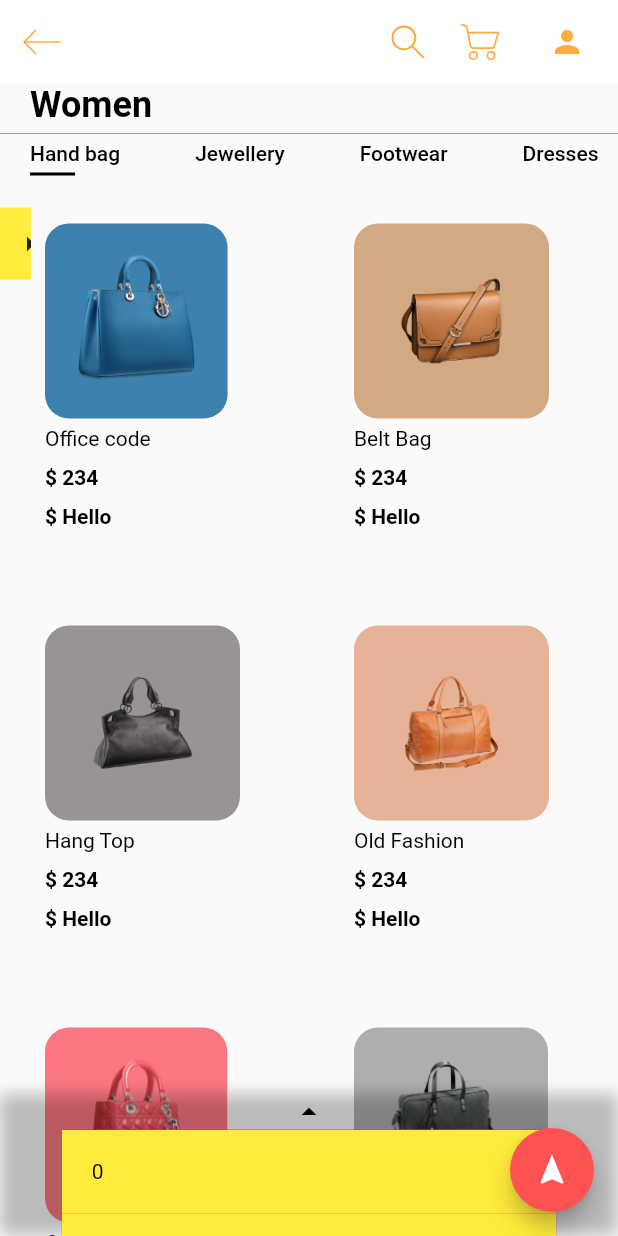
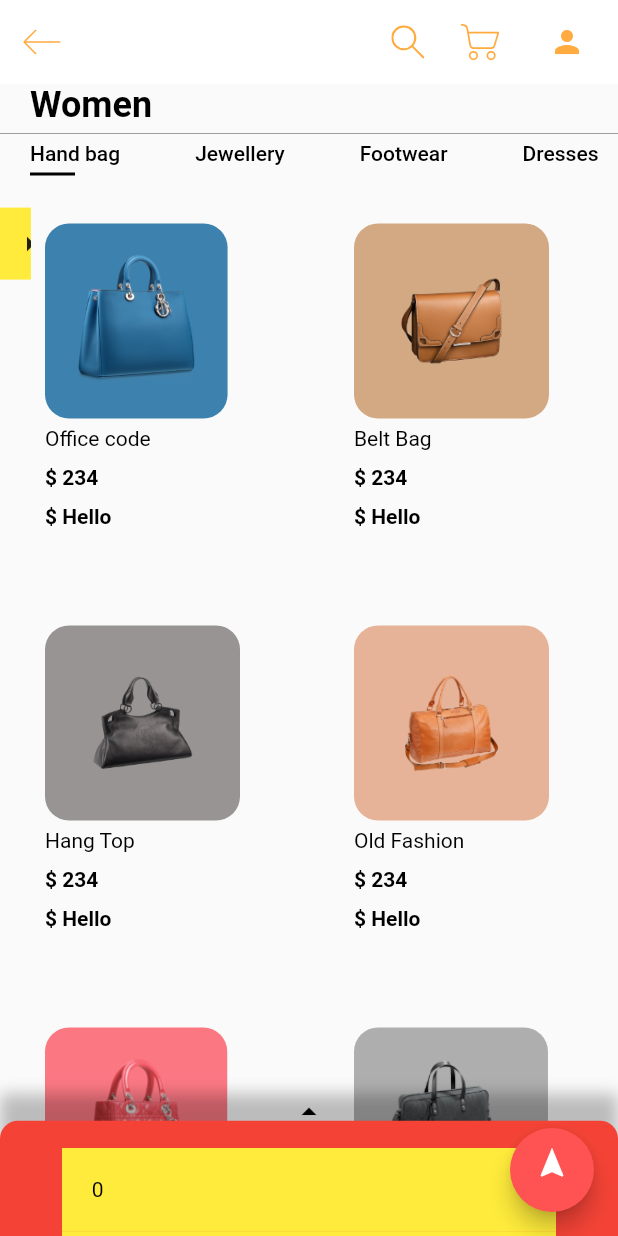
Before and after one commit to ltphy/shopping_cart, a Flutter app: the screen it shows after launch, on a phone screen of 412 x 824 dp. Run offline on Flutter 3.47's test engine with Material 2 defaults, Android fonts, the phone set to English and light mode, and no system bars; drawn by our look-alikes of sliding_up_panel; our stand-ins replace flutter_svg; project files that could hold a hidden picture were left out.

Commit message:
feat<panel_sliding_up> set height for sliding up panel

```diff
--- a/lib/screens/HomeScreen/HomeScreen.dart
+++ b/lib/screens/HomeScreen/HomeScreen.dart
@@ -28,6 +28,7 @@ class HomeScreenState extends State<HomeScreen> {
   double panelHeightClosed = 95.0;
   bool isOpen;
   PanelState panelState = PanelState.CLOSED;
+  double floatingBtnHeight = 10;
 
   @override
   void initState() {
@@ -54,6 +55,7 @@ class HomeScreenState extends State<HomeScreen> {
         child: Scaffold(
           appBar: buildAppBar(),
           body: SlidingUpPanel(
+            onPanelClosed: () {},
             controller: _pc,
             color: Colors.transparent,
             body: Body(),
@@ -61,13 +63,18 @@ class HomeScreenState extends State<HomeScreen> {
             minHeight: panelHeightClosed,
             backdropOpacity: 0,
             backdropEnabled: true,
-            parallaxOffset: 0.5,
+            // parallaxOffset: 0.5,
             panel: buildPanel(),
             defaultPanelState: panelState,
           ),
           floatingActionButton: FloatingActionButton(
             onPressed: () {},
+            child: Padding(
+              padding: EdgeInsets.only(
+                bottom: floatingBtnHeight,
+              ),
               child: Icon(Icons.navigation),
+            ),
             backgroundColor: Colors.redAccent,
           ),
         ));
@@ -79,25 +86,33 @@ class HomeScreenState extends State<HomeScreen> {
     return Container(
         child: Column(
       children: [
-        Row(
+        Container(
+          height: 0.1 * panelHeightOpen,
+          child: Row(
             mainAxisAlignment: MainAxisAlignment.center,
             children: [
               Container(
-                child: Icon(Icons.arrow_drop_up_outlined, color: Colors.black),
+                  child: Icon(
+                    Icons.arrow_drop_up_outlined,
+                    color: Colors.black,
+                  ),
                   color: Colors.transparent)
             ],
           ),
-        Row(
-          mainAxisAlignment: MainAxisAlignment.center,
-          children: [
+        ),
         Container(
-                height: panelHeightOpen * 0.7,
-                width: widthSize * 0.8,
           decoration: BoxDecoration(
               color: Colors.red,
               borderRadius: BorderRadius.only(
                   topLeft: Radius.circular(12.0),
                   topRight: Radius.circular(12.0))),
+          child: Row(
+            mainAxisAlignment: MainAxisAlignment.center,
+            children: [
+              Container(
+                  padding: EdgeInsets.only(top: panelHeightOpen * 0.1),
+                  height: panelHeightOpen * 0.8,
+                  width: widthSize * 0.8,
                   child: ListView.builder(
                     itemBuilder: (BuildContext context, int index) {
                       return GestureDetector(
@@ -112,6 +127,11 @@ class HomeScreenState extends State<HomeScreen> {
                     },
                   ))
             ],
+          ),
+        ),
+        Container(
+          height: panelHeightOpen * 0.1,
+          color: Colors.red,
         ),
       ],
     ));
```
Lines whose indentation alone changed are shown as unchanged.
